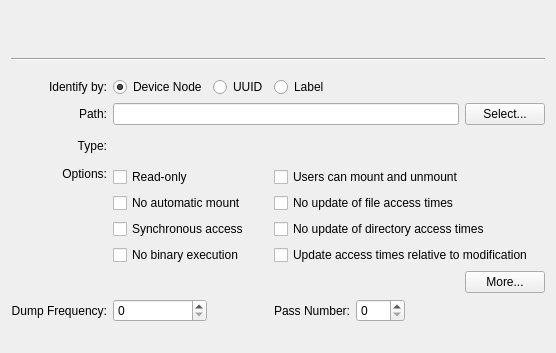
Qt form src/gui/editmountpointdialogwidgetbase.ui (KDE/partitionmanager) before a commit.
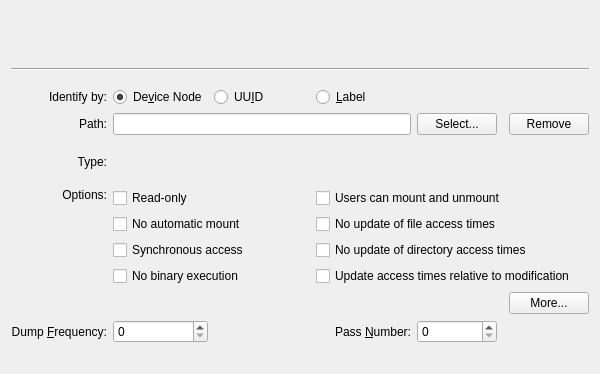
The same form after that commit.

```diff
--- a/src/gui/editmountpointdialogwidgetbase.ui
+++ b/src/gui/editmountpointdialogwidgetbase.ui
@@ -6,11 +6,21 @@
    <rect>
     <x>0</x>
     <y>0</y>
-    <width>534</width>
-    <height>353</height>
+    <width>600</width>
+    <height>374</height>
    </rect>
   </property>
   <layout class="QGridLayout" name="gridLayout">
+   <item row="5" column="1" colspan="3">
+    <widget class="QLineEdit" name="m_EditPath">
+     <property name="sizePolicy">
+      <sizepolicy hsizetype="Expanding" vsizetype="Fixed">
+       <horstretch>3</horstretch>
+       <verstretch>0</verstretch>
+      </sizepolicy>
+     </property>
+    </widget>
+   </item>
    <item row="5" column="0">
     <widget class="QLabel" name="m_LabelPath">
      <property name="text">
@@ -24,29 +34,6 @@
      </property>
     </widget>
    </item>
-   <item row="5" column="1" colspan="5">
-    <widget class="QLineEdit" name="m_EditPath">
-     <property name="sizePolicy">
-      <sizepolicy hsizetype="Expanding" vsizetype="Fixed">
-       <horstretch>3</horstretch>
-       <verstretch>0</verstretch>
-      </sizepolicy>
-     </property>
-    </widget>
-   </item>
-   <item row="5" column="6">
-    <widget class="QPushButton" name="m_ButtonSelect">
-     <property name="sizePolicy">
-      <sizepolicy hsizetype="Minimum" vsizetype="Fixed">
-       <horstretch>1</horstretch>
-       <verstretch>0</verstretch>
-      </sizepolicy>
-     </property>
-     <property name="text">
-      <string>Select...</string>
-     </property>
-    </widget>
-   </item>
    <item row="6" column="0">
     <widget class="QLabel" name="m_LabelType">
      <property name="text">
@@ -146,7 +133,7 @@
    <item row="12" column="0">
     <widget class="QLabel" name="m_LabelDumpFreq">
      <property name="text">
-      <string>Dump Frequency:</string>
+      <string>Dump &amp;Frequency:</string>
      </property>
      <property name="alignment">
       <set>Qt::AlignRight|Qt::AlignTrailing|Qt::AlignVCenter</set>
@@ -175,7 +162,7 @@
    <item row="12" column="3">
     <widget class="QLabel" name="m_LabelPassNumber">
      <property name="text">
-      <string>Pass Number:</string>
+      <string>Pass &amp;Number:</string>
      </property>
      <property name="alignment">
       <set>Qt::AlignRight|Qt::AlignTrailing|Qt::AlignVCenter</set>
@@ -282,7 +269,7 @@
    <item row="4" column="1">
     <widget class="QRadioButton" name="m_RadioDeviceNode">
      <property name="text">
-      <string>Device Node</string>
+      <string>De&amp;vice Node</string>
      </property>
      <property name="checked">
       <bool>true</bool>
@@ -292,14 +279,14 @@
    <item row="4" column="2">
     <widget class="QRadioButton" name="m_RadioUUID">
      <property name="text">
-      <string>UUID</string>
+      <string>UU&amp;ID</string>
      </property>
     </widget>
    </item>
    <item row="4" column="3">
     <widget class="QRadioButton" name="m_RadioLabel">
      <property name="text">
-      <string>Label</string>
+      <string>&amp;Label</string>
      </property>
     </widget>
    </item>
@@ -313,6 +300,45 @@
      </property>
     </widget>
    </item>
+   <item row="12" column="5" colspan="2">
+    <spacer name="horizontalSpacer_3">
+     <property name="orientation">
+      <enum>Qt::Horizontal</enum>
+     </property>
+     <property name="sizeHint" stdset="0">
+      <size>
+       <width>135</width>
+       <height>23</height>
+      </size>
+     </property>
+    </spacer>
+   </item>
+   <item row="5" column="4">
+    <widget class="QPushButton" name="m_ButtonSelect">
+     <property name="sizePolicy">
+      <sizepolicy hsizetype="Minimum" vsizetype="Fixed">
+       <horstretch>1</horstretch>
+       <verstretch>0</verstretch>
+      </sizepolicy>
+     </property>
+     <property name="text">
+      <string>Select...</string>
+     </property>
+    </widget>
+   </item>
+   <item row="5" column="6">
+    <widget class="QPushButton" name="m_ButtonRemove">
+     <property name="sizePolicy">
+      <sizepolicy hsizetype="Minimum" vsizetype="Fixed">
+       <horstretch>1</horstretch>
+       <verstretch>0</verstretch>
+      </sizepolicy>
+     </property>
+     <property name="text">
+      <string>Remove</string>
+     </property>
+    </widget>
+   </item>
   </layout>
  </widget>
  <resources/>
```
Left out of the diff: 13 changed lines with no effect on the pictures.
